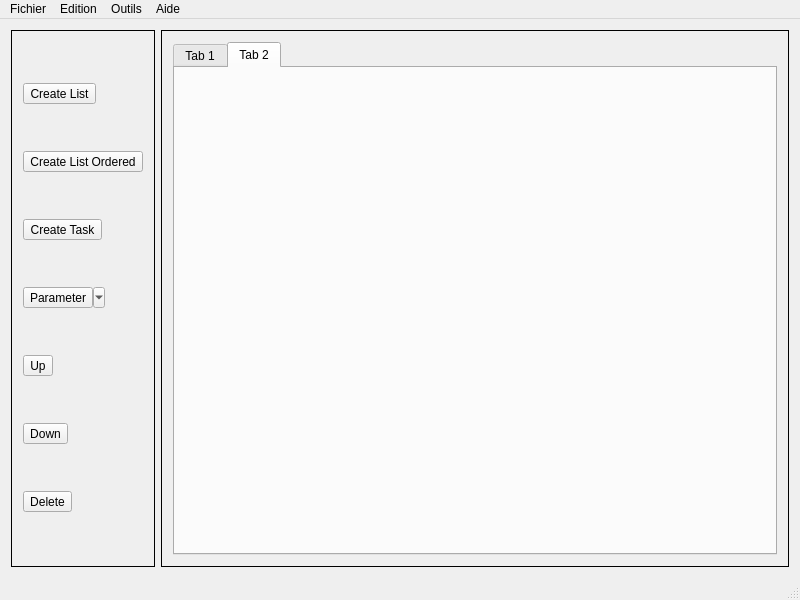
guiguilalane/Taskinator, file UI/mainwindow.ui: the form before one commit.
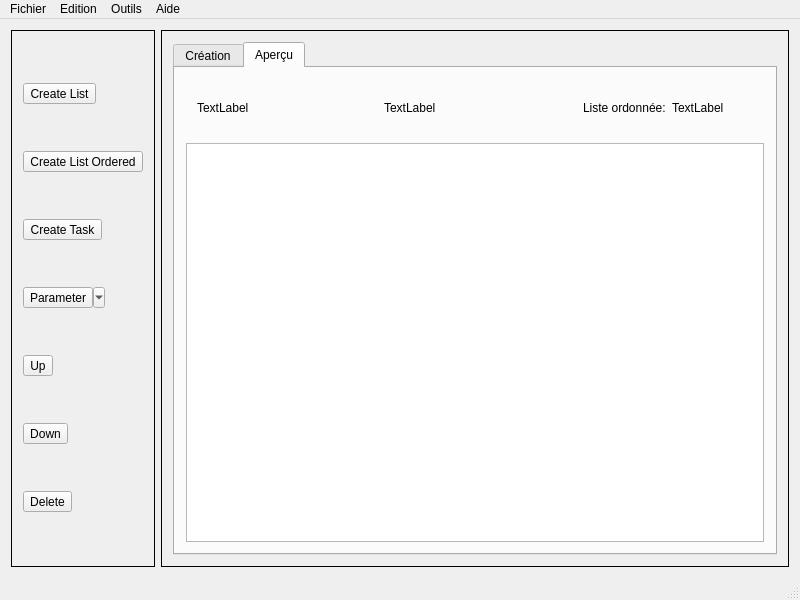
The form after the commit. The open tabs and pages were chosen to show the change. Icons and pictures are not drawn. Custom widgets are drawn as their Qt base class.

The edit to the form file:
```diff
--- a/UI/mainwindow.ui
+++ b/UI/mainwindow.ui
@@ -248,12 +248,21 @@
       <layout class="QVBoxLayout" name="verticalLayout_2">
        <item>
         <widget class="QTabWidget" name="tabWidget">
+         <property name="tabPosition">
+          <enum>QTabWidget::North</enum>
+         </property>
          <property name="currentIndex">
           <number>0</number>
          </property>
-         <widget class="QWidget" name="tab">
+         <property name="elideMode">
+          <enum>Qt::ElideNone</enum>
+         </property>
+         <property name="tabsClosable">
+          <bool>false</bool>
+         </property>
+         <widget class="QWidget" name="creation">
           <attribute name="title">
-           <string>Tab 1</string>
+           <string>Création</string>
           </attribute>
           <layout class="QVBoxLayout" name="verticalLayout_3">
            <item>
@@ -309,10 +318,67 @@
            </item>
           </layout>
          </widget>
-         <widget class="QWidget" name="tab_2">
+         <widget class="QWidget" name="apercu">
+          <property name="enabled">
+           <bool>true</bool>
+          </property>
           <attribute name="title">
-           <string>Tab 2</string>
+           <string>Aperçu</string>
           </attribute>
+          <layout class="QVBoxLayout" name="verticalLayout_4">
+           <item>
+            <widget class="QWidget" name="widget_3" native="true">
+             <layout class="QHBoxLayout" name="horizontalLayout_4">
+              <item>
+               <widget class="QLabel" name="nameLAp">
+                <property name="text">
+                 <string>TextLabel</string>
+                </property>
+               </widget>
+              </item>
+              <item>
+               <widget class="QLabel" name="dateAp">
+                <property name="text">
+                 <string>TextLabel</string>
+                </property>
+               </widget>
+              </item>
+              <item>
+               <widget class="QWidget" name="widget_4" native="true">
+                <layout class="QHBoxLayout" name="horizontalLayout_5">
+                 <item>
+                  <widget class="QLabel" name="label_2">
+                   <property name="text">
+                    <string>Liste ordonnée:</string>
+                   </property>
+                  </widget>
+                 </item>
+                 <item>
+                  <widget class="QLabel" name="listSorted">
+                   <property name="text">
+                    <string>TextLabel</string>
+                   </property>
+                  </widget>
+                 </item>
+                </layout>
+               </widget>
+              </item>
+             </layout>
+            </widget>
+           </item>
+           <item>
+            <widget class="MyTreeWidget" name="listTreeAp">
+             <attribute name="headerVisible">
+              <bool>false</bool>
+             </attribute>
+             <column>
+              <property name="text">
+               <string notr="true">1</string>
+              </property>
+             </column>
+            </widget>
+           </item>
+          </layout>
          </widget>
         </widget>
        </item>
```
